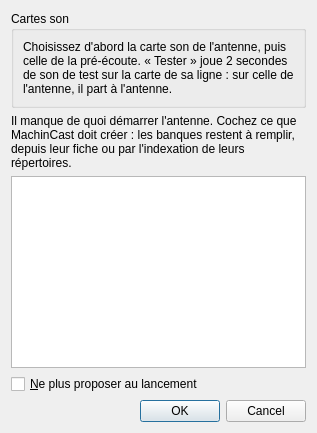
Qt form src/machincast/interface/ui/suggestions.ui (dascritch/machincast) before a commit.
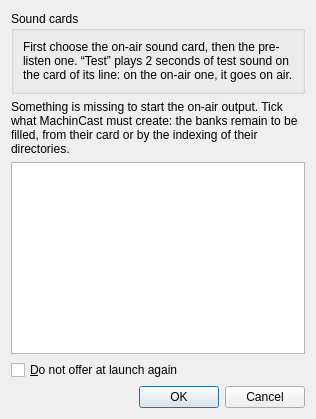
The same form after that commit.

Patch:
```diff
--- a/src/machincast/interface/ui/suggestions.ui
+++ b/src/machincast/interface/ui/suggestions.ui
@@ -12,13 +12,13 @@
    <item>
     <widget class="QGroupBox" name="sound_cards_group">
      <property name="title">
-      <string>Cartes son</string>
+      <string>Sound cards</string>
      </property>
      <layout class="QVBoxLayout" name="sound_cards_layout">
       <item>
        <widget class="QLabel" name="sound_cards_explanation">
         <property name="text">
-         <string>Choisissez d'abord la carte son de l'antenne, puis celle de la pré-écoute. « Tester » joue 2 secondes de son de test sur la carte de sa ligne : sur celle de l'antenne, il part à l'antenne.</string>
+         <string>First choose the on-air sound card, then the pre-listen one. “Test” plays 2 seconds of test sound on the card of its line: on the on-air one, it goes on air.</string>
         </property>
         <property name="wordWrap">
          <bool>true</bool>
@@ -31,7 +31,7 @@
    <item>
     <widget class="QLabel" name="explanation">
      <property name="text">
-      <string>Il manque de quoi démarrer l'antenne. Cochez ce que MachinCast doit créer : les banques restent à remplir, depuis leur fiche ou par l'indexation de leurs répertoires.</string>
+      <string>Something is missing to start the on-air output. Tick what MachinCast must create: the banks remain to be filled, from their card or by the indexing of their directories.</string>
      </property>
      <property name="wordWrap">
       <bool>true</bool>
@@ -48,7 +48,7 @@
    <item>
     <widget class="QCheckBox" name="more_offer">
      <property name="text">
-      <string>&amp;Ne plus proposer au lancement</string>
+      <string>&amp;Do not offer at launch again</string>
      </property>
     </widget>
    </item>
```
Left out of the diff: 2 changed lines with no effect on the pictures.
